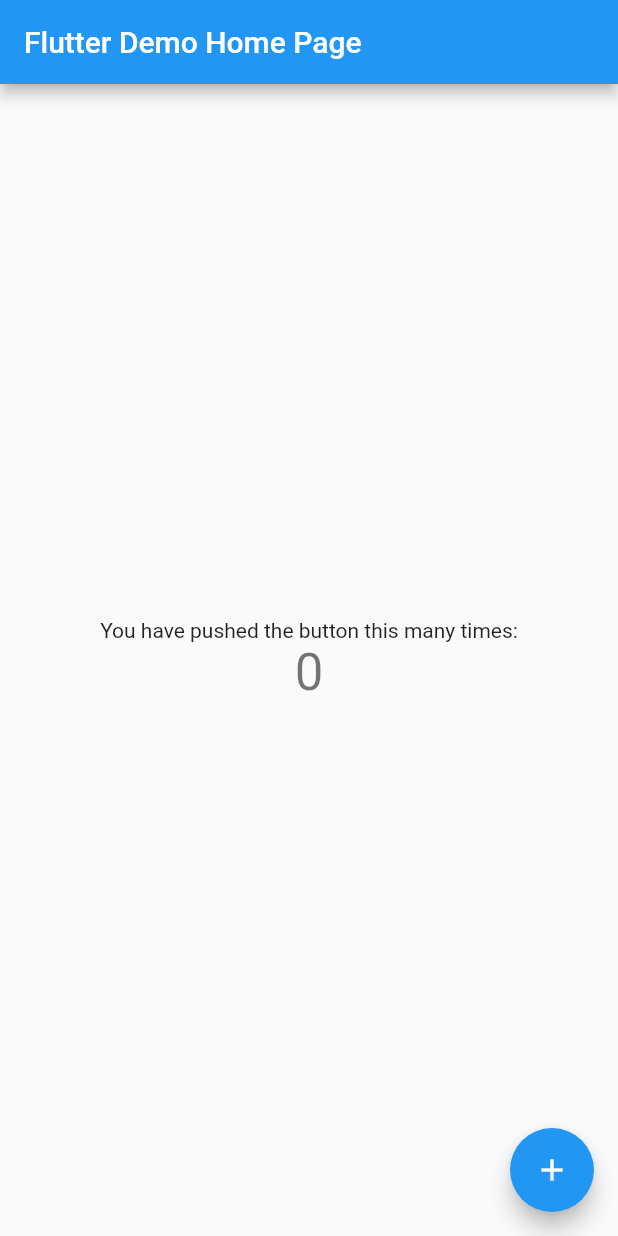
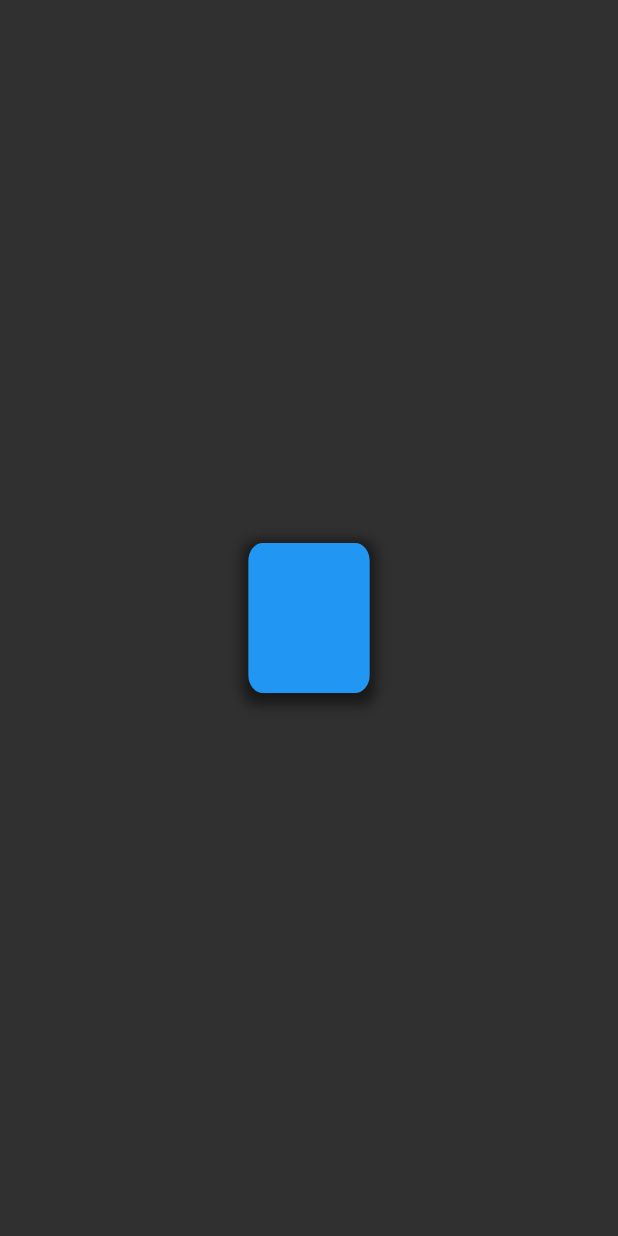
Before and after one commit to asdsec/youtube-course-flutter-animations-impl, a Flutter app: the screen it shows after launch, on a phone screen of 412 x 824 dp. Run offline on Flutter 3.47's test engine with Material 2 defaults, Android fonts, the phone set to English and light mode, and no system bars.

Commit message:
example1

```diff
--- a/example1/lib/main.dart
+++ b/example1/lib/main.dart
@@ -1,115 +1,79 @@
+import 'dart:math' show pi;
+
 import 'package:flutter/material.dart';
 
 void main() {
-  runApp(const MyApp());
+  const title = 'Flutter App';
+
+  runApp(
+    MaterialApp(
+      title: title,
+      theme: ThemeData.dark(),
+      debugShowCheckedModeBanner: false,
+      home: const HomeView(),
+    ),
+  );
 }
 
-class MyApp extends StatelessWidget {
-  const MyApp({super.key});
+class HomeView extends StatefulWidget {
+  const HomeView({super.key});
 
-  // This widget is the root of your application.
   @override
-  Widget build(BuildContext context) {
-    return MaterialApp(
-      title: 'Flutter Demo',
-      theme: ThemeData(
-        // This is the theme of your application.
-        //
-        // Try running your application with "flutter run". You'll see the
-        // application has a blue toolbar. Then, without quitting the app, try
-        // changing the primarySwatch below to Colors.green and then invoke
-        // "hot reload" (press "r" in the console where you ran "flutter run",
-        // or simply save your changes to "hot reload" in a Flutter IDE).
-        // Notice that the counter didn't reset back to zero; the application
-        // is not restarted.
-        primarySwatch: Colors.blue,
-      ),
-      home: const MyHomePage(title: 'Flutter Demo Home Page'),
-    );
-  }
+  State<HomeView> createState() => _HomeViewState();
 }
 
-class MyHomePage extends StatefulWidget {
-  const MyHomePage({super.key, required this.title});
-
-  // This widget is the home page of your application. It is stateful, meaning
-  // that it has a State object (defined below) that contains fields that affect
-  // how it looks.
-
-  // This class is the configuration for the state. It holds the values (in this
-  // case the title) provided by the parent (in this case the App widget) and
-  // used by the build method of the State. Fields in a Widget subclass are
-  // always marked "final".
-
-  final String title;
+class _HomeViewState extends State<HomeView>
+    with SingleTickerProviderStateMixin {
+  late AnimationController _controller;
+  late Animation<double> _animation;
 
   @override
-  State<MyHomePage> createState() => _MyHomePageState();
-}
+  void initState() {
+    super.initState();
+    _controller = AnimationController(
+      vsync: this,
+      duration: const Duration(seconds: 2),
+    );
+    _animation = Tween(begin: 0.0, end: 2 * pi).animate(_controller);
+    _controller.repeat();
+  }
 
-class _MyHomePageState extends State<MyHomePage> {
-  int _counter = 0;
-
-  void _incrementCounter() {
-    setState(() {
-      // This call to setState tells the Flutter framework that something has
-      // changed in this State, which causes it to rerun the build method below
-      // so that the display can reflect the updated values. If we changed
-      // _counter without calling setState(), then the build method would not be
-      // called again, and so nothing would appear to happen.
-      _counter++;
-    });
+  @override
+  void dispose() {
+    _controller.dispose();
+    super.dispose();
   }
 
   @override
   Widget build(BuildContext context) {
-    // This method is rerun every time setState is called, for instance as done
-    // by the _incrementCounter method above.
-    //
-    // The Flutter framework has been optimized to make rerunning build methods
-    // fast, so that you can just rebuild anything that needs updating rather
-    // than having to individually change instances of widgets.
     return Scaffold(
-      appBar: AppBar(
-        // Here we take the value from the MyHomePage object that was created by
-        // the App.build method, and use it to set our appbar title.
-        title: Text(widget.title),
-      ),
       body: Center(
-        // Center is a layout widget. It takes a single child and positions it
-        // in the middle of the parent.
-        child: Column(
-          // Column is also a layout widget. It takes a list of children and
-          // arranges them vertically. By default, it sizes itself to fit its
-          // children horizontally, and tries to be as tall as its parent.
-          //
-          // Invoke "debug painting" (press "p" in the console, choose the
-          // "Toggle Debug Paint" action from the Flutter Inspector in Android
-          // Studio, or the "Toggle Debug Paint" command in Visual Studio Code)
-          // to see the wireframe for each widget.
-          //
-          // Column has various properties to control how it sizes itself and
-          // how it positions its children. Here we use mainAxisAlignment to
-          // center the children vertically; the main axis here is the vertical
-          // axis because Columns are vertical (the cross axis would be
-          // horizontal).
-          mainAxisAlignment: MainAxisAlignment.center,
-          children: <Widget>[
-            const Text(
-              'You have pushed the button this many times:',
-            ),
-            Text(
-              '$_counter',
-              style: Theme.of(context).textTheme.headlineMedium,
-            ),
-          ],
+        child: AnimatedBuilder(
+          animation: _controller,
+          builder: (context, child) {
+            return Transform(
+              alignment: Alignment.center,
+              transform: Matrix4.identity()..rotateY(_animation.value),
+              child: Container(
+                width: 100,
+                height: 100,
+                decoration: BoxDecoration(
+                  color: Colors.blue,
+                  borderRadius: BorderRadius.circular(12),
+                  boxShadow: [
+                    BoxShadow(
+                      color: Colors.black.withOpacity(0.5),
+                      spreadRadius: 5,
+                      blurRadius: 7,
+                      offset: const Offset(0, 3),
+                    ),
+                  ],
+                ),
+              ),
+            );
+          },
         ),
       ),
-      floatingActionButton: FloatingActionButton(
-        onPressed: _incrementCounter,
-        tooltip: 'Increment',
-        child: const Icon(Icons.add),
-      ), // This trailing comma makes auto-formatting nicer for build methods.
     );
   }
 }
```
